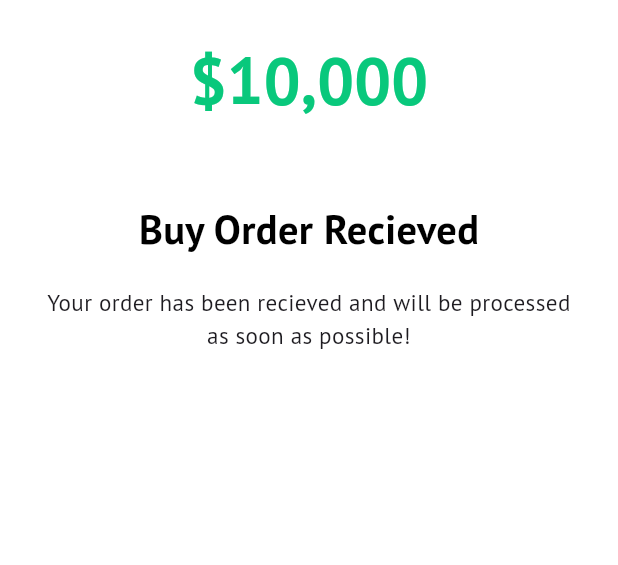
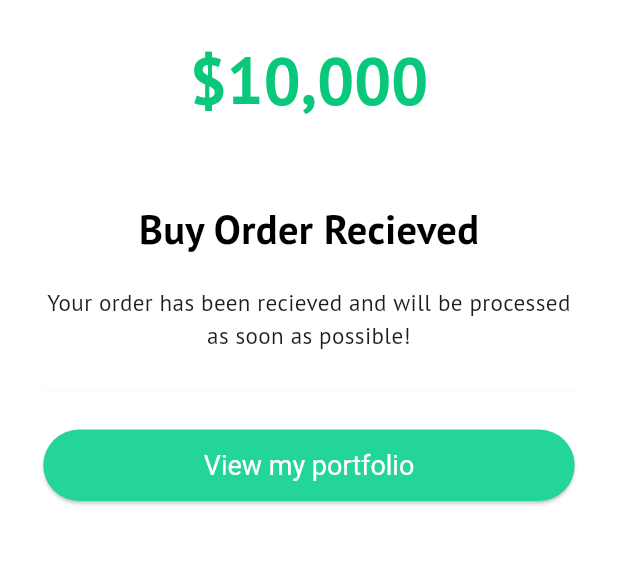
Before and after one commit to ba5liel/investwise_new, a Flutter app: the PaymentSuccess screen opened by its route, on a phone screen of 412 x 824 dp, the part 456-1021 px from its top. Run offline on Flutter 3.47's test engine with Material 3 defaults, Android fonts, the phone set to English and light mode, and no system bars; our stand-ins replace confetti, dio, firebase_auth, firebase_core, flutter_dotenv, flutter_easyloading and 7 more; missing offline and left inert: chapasdk; accounts and stored records are empty.

Commit message:
payment screen done

```diff
--- a/lib/core/constants/theme/app_color.dart
+++ b/lib/core/constants/theme/app_color.dart
@@ -1,7 +1,7 @@
 import 'package:flutter/material.dart';
 
 class AppColors {
-  static const primaryColor = Color(0xFFc5952f);
+  static const primaryColor = Color(0xFF24d598);
   static const secondaryColor = Color(0xFF686836);
 
   static const darker = Color.fromRGBO(62, 66, 73, 1);
--- /dev/null
+++ b/lib/core/modal/company.dart
@@ -0,0 +1,44 @@
+import 'dart:convert';
+
+class Company {
+  final int id;
+  final String name;
+  final int totalShares;
+  final int avlShares;
+  final int pricePerShare;
+  final String image;
+  Company({
+    required this.id,
+    required this.name,
+    required this.totalShares,
+    required this.avlShares,
+    required this.pricePerShare,
+    required this.image,
+  });
+
+  Map<String, dynamic> toMap() {
+    return {
+      'id': id,
+      'name': name,
+      'totalShares': totalShares,
+      'avlShares': avlShares,
+      'pricePerShare': pricePerShare,
+      'image': image,
+    };
+  }
+
+  factory Company.fromMap(Map<String, dynamic> map) {
+    return Company(
+        id: map['id']?.toInt() ?? 0,
+        name: map['name'] ?? '',
+        totalShares: map['totalShares']?.toInt() ?? 0,
+        avlShares: map['avlShares']?.toInt() ?? 0,
+        pricePerShare: map['pricePerShare']?.toInt() ?? 0,
+        image: "assets/company_logo/airlines.png");
+  }
+
+  String toJson() => json.encode(toMap());
+
+  factory Company.fromJson(String source) =>
+      Company.fromMap(json.decode(source));
+}
--- a/lib/core/repository/app_auth_repository.dart
+++ b/lib/core/repository/app_auth_repository.dart
@@ -1,6 +1,3 @@
-import 'dart:developer';
-import 'dart:math';
-
 import 'package:get/get.dart';
 import 'package:investwise_new/core/service/app_api_service.dart';
 import 'package:investwise_new/core/modal/response/api_response.dart';
--- a/lib/core/service/init_app_service.dart
+++ b/lib/core/service/init_app_service.dart
@@ -1,4 +1,5 @@
 import 'package:get/get.dart';
+import 'package:investwise_new/core/repository/app_payment_repository.dart';
 import 'package:investwise_new/core/service/app_api_service.dart';
 import 'package:investwise_new/core/service/app_auth_service.dart';
 import 'package:investwise_new/core/service/app_setting_service.dart';
@@ -29,5 +30,7 @@ Future<void> initAppService() async {
   var appAPIService = AppApiService();
   Get.put<AppApiService>(appAPIService);
 
+  Get.put<AppPaymentRepository>(AppPaymentRepository());
+
   // Get.put(AppPropertyService());
 }
--- a/lib/main.dart
+++ b/lib/main.dart
@@ -30,7 +30,7 @@ class MainPage extends StatelessWidget {
       builder: (context, _) => GetMaterialApp(
         title: 'Invest wise',
         debugShowCheckedModeBanner: false,
-        initialRoute: AppRoutes.login,
+        initialRoute: AppRoutes.paymentConfirmation,
         getPages: AppPages.pages,
         theme: AppTheme.appTheme,
         builder: EasyLoading.init(),
--- a/lib/presentation/payment/payment_success.dart
+++ b/lib/presentation/payment/payment_success.dart
@@ -3,8 +3,11 @@ import 'dart:math';
 import 'package:confetti/confetti.dart';
 import 'package:flutter/material.dart';
 import 'package:flutter_screenutil/flutter_screenutil.dart';
+import 'package:get/get.dart';
 import 'package:investwise_new/core/constants/theme/app_color.dart';
+import 'package:investwise_new/presentation/shared/app_button.dart';
 import 'package:investwise_new/presentation/shared/widget/company_logo.dart';
+import 'package:investwise_new/routes/app_routes.dart';
 
 class PaymentSuccess extends StatefulWidget {
   PaymentSuccess({Key? key}) : super(key: key);
@@ -104,6 +107,19 @@ class _PaymentSuccessState extends State<PaymentSuccess> {
                             fontWeight: FontWeight.w400,
                             fontSize: 16.sp),
                       ),
+                      SizedBox(
+                        height: 20.h,
+                      ),
+                      const Divider(thickness: .1),
+                      SizedBox(
+                        height: 20.h,
+                      ),
+                      AppButton(
+                        text: "View my portfolio",
+                        onPressed: () {
+                          Get.toNamed(AppRoutes.home);
+                        },
+                      )
                     ],
                   ),
                 ),
--- a/lib/presentation/shared/app_button.dart
+++ b/lib/presentation/shared/app_button.dart
@@ -1,4 +1,5 @@
 import 'package:flutter/material.dart';
+import 'package:flutter_screenutil/flutter_screenutil.dart';
 
 class AppButton extends StatefulWidget {
   final void Function() onPressed;
@@ -19,9 +20,10 @@ class _AppButtonState extends State<AppButton> {
   @override
   Widget build(BuildContext context) {
     return Container(
+      width: double.infinity,
       child: ElevatedButton(
         style: ElevatedButton.styleFrom(
-          padding: const EdgeInsets.symmetric(horizontal: 25, vertical: 15),
+          padding: EdgeInsets.symmetric(horizontal: 25.w, vertical: 15.h),
           backgroundColor:
               widget.isButtonEnabled ? const Color(0xff24d598) : Colors.grey,
           textStyle: const TextStyle(
--- a/lib/routes/app_page.dart
+++ b/lib/routes/app_page.dart
@@ -1,4 +1,5 @@
 import 'package:get/route_manager.dart';
+import 'package:investwise_new/core/modal/company.dart';
 import 'package:investwise_new/presentation/auth/login/login_binding.dart';
 import 'package:investwise_new/presentation/auth/login/login_screen.dart';
 import 'package:investwise_new/presentation/auth/otp/otp_binding.dart';
@@ -41,7 +42,17 @@ class AppPages {
         binding: PinBinding()),
     GetPage(
         name: AppRoutes.paymentConfirmation,
-        page: () => PaymentScreen(),
+        page: () => PaymentScreen(
+              sell: false,
+              amount: 10,
+              company: Company(
+                  id: 1,
+                  name: "Airlines",
+                  totalShares: 10,
+                  avlShares: 15,
+                  pricePerShare: 10,
+                  image: ""),
+            ),
         binding: PaymentBinding()),
     GetPage(
         name: AppRoutes.chapaResult,
```
Also changed, not shown: lib/core/repository/app_payment_repository.dart (added, +36 -0 lines), lib/core/utils/generic_dialog.dart (+4 -16 lines), lib/presentation/payment/payment_controller.dart (+20 -1 lines), lib/presentation/payment/payment_screen.dart (+94 -38 lines).
